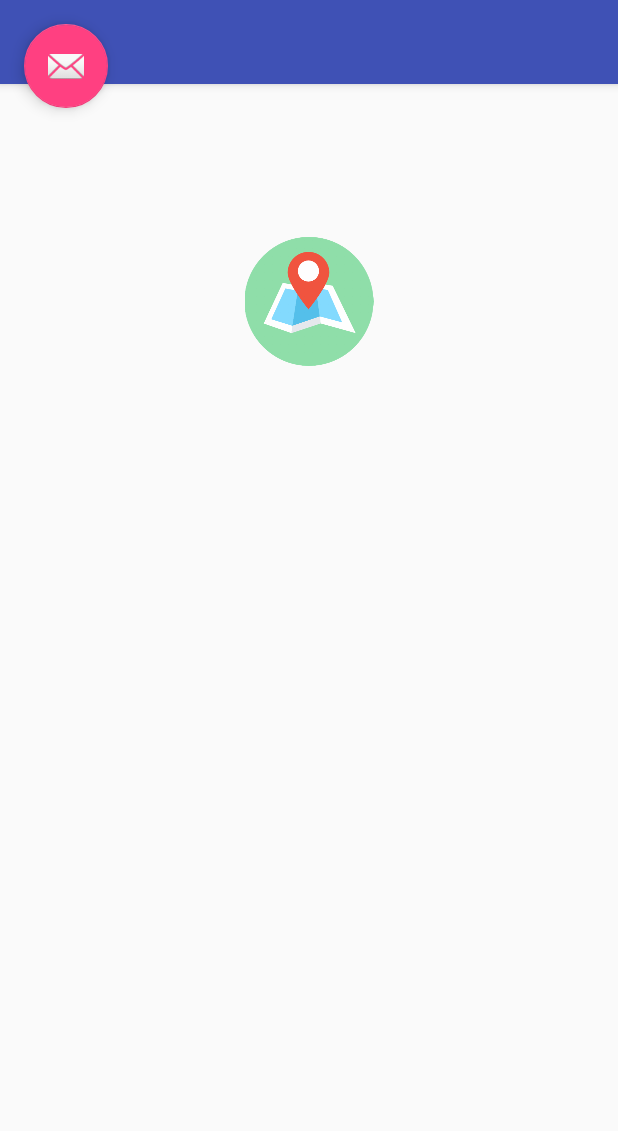
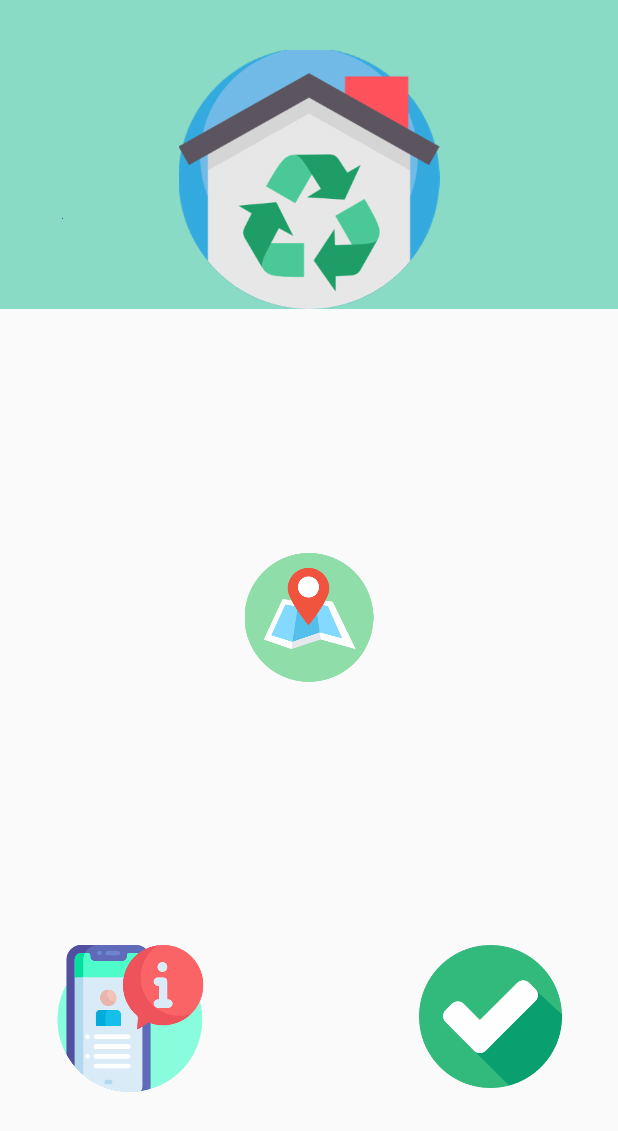
Before and after one commit to WonK67/App-RPII, an Android app: the layout activity_menu.xml on its own in the app's theme, with its tools: preview values and no code run, on a phone screen of 412 x 824 dp. Shown: the top 1131 px of the screen. Run offline under Robolectric (Android 15) with nearby library versions, the phone set to English and light mode, and no system bars.

Commit message:
agora tela inicial tem relative layout correto

```diff
--- a/app/build.gradle
+++ b/app/build.gradle
@@ -20,9 +20,9 @@ android {
 
 dependencies {
     implementation fileTree(dir: 'libs', include: ['*.jar'])
-    implementation 'com.android.support:appcompat-v7:28.0.0-rc02'
+    implementation 'com.android.support:appcompat-v7:28.0.0-alpha1'
     implementation 'com.android.support.constraint:constraint-layout:1.1.3'
-    implementation 'com.android.support:design:28.0.0-rc02'
+    implementation 'com.android.support:design:28.0.0-alpha1'
     implementation 'com.google.android.gms:play-services-maps:15.0.1'
     testImplementation 'junit:junit:4.12'
     androidTestImplementation 'com.android.support.test:runner:1.0.2'
--- a/app/src/main/res/layout/activity_menu.xml
+++ b/app/src/main/res/layout/activity_menu.xml
@@ -11,23 +11,24 @@
         android:layout_height="wrap_content"
         android:theme="@style/AppTheme.AppBarOverlay">
 
-        <android.support.v7.widget.Toolbar
-            android:id="@+id/toolbar"
-            android:layout_width="match_parent"
-            android:layout_height="?attr/actionBarSize"
-            android:background="?attr/colorPrimary"
-            app:popupTheme="@style/AppTheme.PopupOverlay" />
-
     </android.support.design.widget.AppBarLayout>
 
-    <include layout="@layout/content_menu" />
+    <include
+        layout="@layout/content_menu"
+        android:layout_alignParentStart="true"
+        android:layout_alignParentTop="true"
+        android:layout_height="match_parent"
+        android:layout_width="match_parent"/>
 
-    <android.support.design.widget.FloatingActionButton
-        android:id="@+id/fab"
+    <ImageView
+        android:id="@+id/imageView"
         android:layout_width="wrap_content"
         android:layout_height="wrap_content"
-        android:layout_gravity="bottom|end"
-        android:layout_margin="@dimen/fab_margin"
-        app:srcCompat="@android:drawable/ic_dialog_email" />
+        android:layout_alignParentStart="true"
+        android:layout_alignParentTop="true"
+        android:layout_marginStart="41dp"
+        android:layout_marginTop="145dp"
+        app:srcCompat="@color/colorPrimary" />
+
 
 </RelativeLayout>
--- a/app/src/main/res/layout/content_menu.xml
+++ b/app/src/main/res/layout/content_menu.xml
@@ -4,16 +4,51 @@
     xmlns:tools="http://schemas.android.com/tools"
     android:layout_width="match_parent"
     android:layout_height="match_parent"
-    app:layout_behavior="@string/appbar_scrolling_view_behavior"
     tools:context=".MenuActivity"
     tools:showIn="@layout/activity_menu">
 
     <ImageView
-        android:id="@+id/imageView"
-        android:layout_width="125dp"
-        android:layout_height="86dp"
+        android:layout_width="match_parent"
+        android:layout_height="174dp"
         android:layout_alignParentTop="true"
         android:layout_centerHorizontal="true"
-        android:layout_marginTop="158dp"
-        app:srcCompat="@drawable/map" />
+        android:layout_marginTop="32dp"
+        android:background="#89dbc5"
+        app:srcCompat="@drawable/logo_app" />
+
+    <ImageView
+        android:id="@+id/search_icon"
+        android:layout_width="140dp"
+        android:layout_height="86dp"
+        android:layout_centerInParent="true"
+        app:srcCompat="@drawable/map"
+        android:onClick="openSearchActivity"/>
+
+    <ImageView
+        android:id="@+id/infograph_icon"
+        android:layout_width="98dp"
+        android:layout_height="98dp"
+        android:layout_alignParentBottom="true"
+        android:layout_marginBottom="96dp"
+        android:layout_toStartOf="@+id/search_icon"
+        android:onClick="openInfographActivity"
+        app:srcCompat="@drawable/smartphone" />
+
+    <ImageView
+        android:layout_width="102dp"
+        android:layout_height="95dp"
+        android:layout_alignTop="@+id/infograph_icon"
+        android:layout_toEndOf="@+id/search_icon"
+        app:srcCompat="@drawable/checked"
+        android:id="@+id/logo_app"
+        android:onClick="openIndicateActivity"/>
+
+    <ImageView
+        android:id="@+id/imageView4"
+        android:layout_width="match_parent"
+        android:layout_height="33dp"
+        android:layout_alignParentStart="true"
+        android:layout_alignParentTop="true"
+        android:background="#89dbc5"
+        />
 </RelativeLayout>
```
Also changed, not shown: app/src/main/java/br/com/dificuldadezero/app/MenuActivity.java (+15 -0 lines), app/src/main/res/layout/activity_indicate.xml (+0 -8 lines), app/src/main/res/layout/content_indicate.xml (+18 -18 lines), app/src/main/res/layout/content_search.xml (+11 -3 lines), app/src/main/res/drawable-hdpi/checked.png, app/src/main/res/drawable-hdpi/logo_app.png (added), app/src/main/res/drawable-mdpi/checked.png, app/src/main/res/drawable-mdpi/logo_app.png (added), app/src/main/res/drawable-xhdpi/checked.png, app/src/main/res/drawable-xhdpi/logo_app.png (added), app/src/main/res/drawable-xxhdpi/checked.png, app/src/main/res/drawable-xxhdpi/logo_app.png (added), app/src/main/res/drawable-xxxhdpi/checked.png, app/src/main/res/drawable-xxxhdpi/logo_app.png (added).
